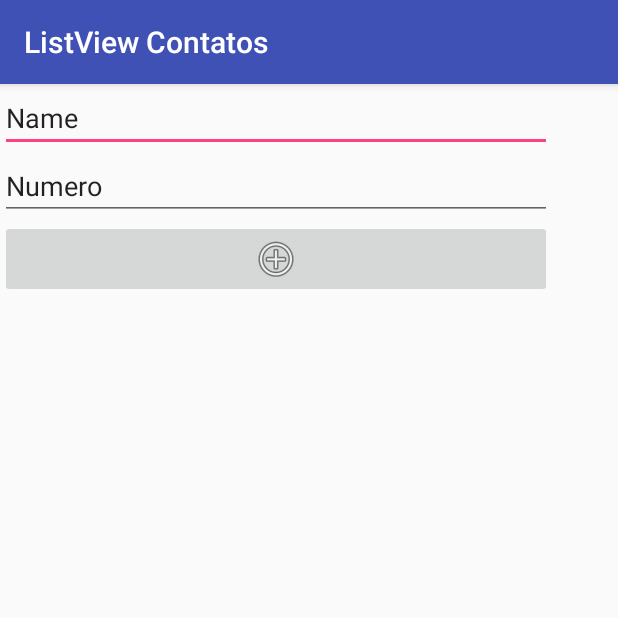
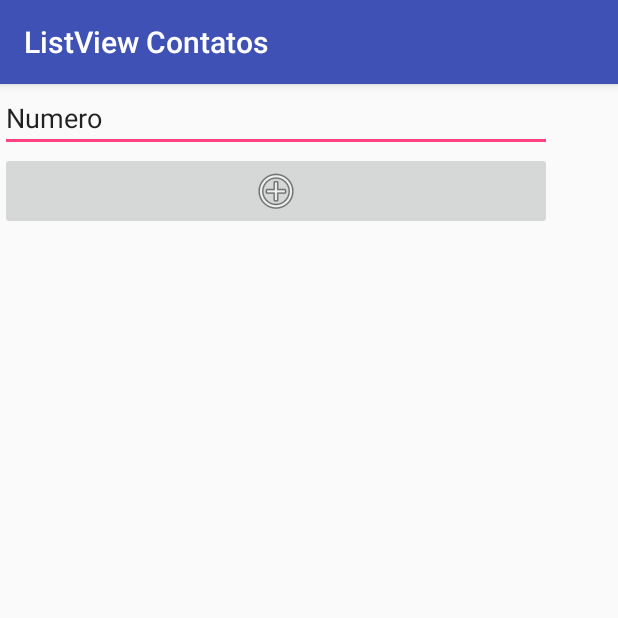
Before and after one commit to Macabrabits/ADO-07, an Android app: the screen it shows after launch (signUp), after a tap on an icon or button, on a phone screen of 412 x 824 dp, the top half of it. Run offline under Robolectric (Android 15) with nearby library versions, the phone set to English and light mode, and no system bars.

Commit message:
v2
in progress

```diff
--- /dev/null
+++ b/app/src/main/java/com/example/victorhugo/listviewcontatos/DataBase/DataBase.java
@@ -0,0 +1,26 @@
+package com.example.victorhugo.listviewcontatos.DataBase;
+
+/**
+ * Created by Victor Hugo on 10/10/2017.
+ */
+
+import android.content.Context;
+import android.database.sqlite.*;
+
+public class DataBase extends SQLiteOpenHelper {
+
+    public DataBase(Context context){
+        super(context, "AGENDA", null, 1);
+    }
+    @Override
+    public void onCreate(SQLiteDatabase db) {
+
+        db.execSQL(ScriptSQL.getCreateContato());
+
+    }
+
+    @Override
+    public void onUpgrade(SQLiteDatabase db, int i, int i1) {
+
+    }
+}
--- /dev/null
+++ b/app/src/main/java/com/example/victorhugo/listviewcontatos/DataBase/ScriptSQL.java
@@ -0,0 +1,25 @@
+package com.example.victorhugo.listviewcontatos.DataBase;
+
+/**
+ * Created by Victor Hugo on 10/10/2017.
+ */
+
+
+
+
+public class ScriptSQL {
+
+    public static String getCreateContato(){
+        StringBuilder sqlBuilder = new StringBuilder();
+        sqlBuilder.append("CREATE TABLE IF NOT EXISTS CONTATO ( ");
+        sqlBuilder.append("_id                INTEGER       NOT NULL ");
+        sqlBuilder.append("PRIMARY KEY AUTOINCREMENT, ");
+        sqlBuilder.append("TELEFONE           VARCHAR (14) ");
+        sqlBuilder.append("); ");
+
+        return sqlBuilder.toString();
+
+
+    }
+
+}
--- /dev/null
+++ b/app/src/main/java/com/example/victorhugo/listviewcontatos/Domain/RepositorioContato.java
@@ -0,0 +1,49 @@
+package com.example.victorhugo.listviewcontatos.Domain;
+
+import android.content.ContentValues;
+import android.content.Context;
+import android.database.Cursor;
+import android.database.sqlite.SQLiteDatabase;
+import android.widget.ArrayAdapter;
+
+/**
+ * Created by Victor Hugo on 17/10/2017.
+ */
+
+public class RepositorioContato {
+
+    private SQLiteDatabase conn;
+
+    public RepositorioContato(SQLiteDatabase conn){
+        this.conn = conn;
+    }
+
+
+
+    public void testeInserirContatos(String numeroContato){
+
+
+        ContentValues values = new ContentValues();
+        values.put("TELEFONE", numeroContato);
+        conn.insertOrThrow("CONTATO", null, values);
+
+    }
+
+
+
+    public ArrayAdapter<String> buscaContatos(Context context){
+        ArrayAdapter<String> adpContatos = new ArrayAdapter<String>(context, android.R.layout.simple_list_item_1);
+        Cursor cursor = conn.query("CONTATO", null, null, null, null, null, null);
+        if(cursor.getCount()>0)
+        {
+
+            cursor.moveToFirst();
+
+            while(cursor.moveToNext()) {
+                String telefone = cursor.getString(1);
+                adpContatos.add(telefone);
+            }
+        }
+        return adpContatos;
+    }
+}
--- a/app/src/main/java/com/example/victorhugo/listviewcontatos/MainActivity.java
+++ b/app/src/main/java/com/example/victorhugo/listviewcontatos/MainActivity.java
@@ -1,5 +1,7 @@
 package com.example.victorhugo.listviewcontatos;
 
+import android.content.ContentValues;
+import android.content.Context;
 import android.content.Intent;
 import android.support.v7.app.AlertDialog;
 import android.support.v7.app.AppCompatActivity;
@@ -9,12 +11,17 @@ import android.view.*;
 import android.database.sqlite.*;
 import android.database.*;
 
+import com.example.victorhugo.listviewcontatos.DataBase.DataBase;
+import com.example.victorhugo.listviewcontatos.Domain.RepositorioContato;
+
 public class MainActivity extends AppCompatActivity implements View.OnClickListener {
     ImageButton btnAdd;
     ListView lstContatos;
     EditText txtName;
     DataBase dataBase;
     SQLiteDatabase conn;
+    RepositorioContato repositorioContato;
+    ArrayAdapter<String> adpContatos;
 
     @Override
     protected void onCreate(Bundle savedInstanceState) {
@@ -29,7 +36,15 @@ public class MainActivity extends AppCompatActivity implements View.OnClickListe
         try {
 
             dataBase = new DataBase(this);
-            conn = dataBase.getReadableDatabase();
+            conn = dataBase.getWritableDatabase();
+
+            repositorioContato = new RepositorioContato(conn);
+
+            //repositorioContato.testeInserirContatos("44444444");
+
+            adpContatos = repositorioContato.buscaContatos(this);
+
+            lstContatos.setAdapter(adpContatos);
 
             AlertDialog.Builder dlg = new AlertDialog.Builder(this);
             dlg.setMessage("Conexão criada com sucesso");
@@ -44,6 +59,8 @@ public class MainActivity extends AppCompatActivity implements View.OnClickListe
             dlg.show();
         }
 
+
+
     }
 
     @Override
@@ -51,4 +68,6 @@ public class MainActivity extends AppCompatActivity implements View.OnClickListe
         Intent intent = new Intent(this,signUp.class);
         startActivity(intent);
     }
+
+
 }
--- a/app/src/main/java/com/example/victorhugo/listviewcontatos/signUp.java
+++ b/app/src/main/java/com/example/victorhugo/listviewcontatos/signUp.java
@@ -1,13 +1,28 @@
 package com.example.victorhugo.listviewcontatos;
 
+import android.content.ContentValues;
+import android.content.Context;
+import android.content.Intent;
+import android.support.v7.app.AlertDialog;
 import android.support.v7.app.AppCompatActivity;
 import android.os.Bundle;
+import android.util.Log;
+import android.widget.*;
 import android.view.*;
-import android.widget.*;
+import android.database.sqlite.*;
+import android.database.*;
 
-public class signUp extends AppCompatActivity {
-    EditText txtNome2, numero2;
+import com.example.victorhugo.listviewcontatos.DataBase.DataBase;
+import com.example.victorhugo.listviewcontatos.Domain.RepositorioContato;
+
+
+public class signUp extends AppCompatActivity implements View.OnClickListener {
+    EditText numero2;
     ImageButton btnCreate2;
+    DataBase dataBase;
+    SQLiteDatabase conn;
+    RepositorioContato repositorioContato;
+    ArrayAdapter<String> adpContatos;
 
     private ArrayAdapter<String> adpName2;
     private ArrayAdapter<String> adpNumero2;
@@ -17,8 +32,46 @@ public class signUp extends AppCompatActivity {
         super.onCreate(savedInstanceState);
         setContentView(R.layout.activity_sign_up);
 
-        txtNome2 = (EditText)findViewById(R.id.txtName2);
         numero2 = (EditText)findViewById(R.id.txtNumero2);
         btnCreate2 = (ImageButton)findViewById(R.id.btnCreate2);
+
+        btnCreate2.setOnClickListener(this);
+
+        try {
+
+            dataBase = new DataBase(this);
+            conn = dataBase.getWritableDatabase();
+
+            repositorioContato = new RepositorioContato(conn);
+
+
+
+
+
+
+            AlertDialog.Builder dlg = new AlertDialog.Builder(this);
+            dlg.setMessage("Conexão criada com sucesso");
+            dlg.setNeutralButton("Ok", null);
+            //dlg.show();
+
+        }catch(SQLException ex)
+        {
+            AlertDialog.Builder dlg = new AlertDialog.Builder(this);
+            dlg.setMessage("Erro ao criar o banco: " + ex.getMessage());
+            dlg.setNeutralButton("Ok", null);
+            dlg.show();
+        }
+
     }
+
+    @Override
+    public void onClick(View v){
+        Log.i(numero2.toString(),numero2.toString());
+        repositorioContato.testeInserirContatos(numero2.getText().toString());
+
+    }
+
+
+
+
 }
--- a/app/src/main/res/layout/activity_sign_up.xml
+++ b/app/src/main/res/layout/activity_sign_up.xml
@@ -13,17 +13,6 @@
         android:weightSum="1"
         tools:layout_editor_absoluteX="8dp"
         tools:layout_editor_absoluteY="0dp">
-
-        <EditText
-            android:id="@+id/txtName2"
-            android:layout_width="368dp"
-            android:layout_height="wrap_content"
-            android:layout_weight="1"
-            android:ems="10"
-            android:inputType="textPersonName"
-            android:text="Name"
-            app:layout_constraintLeft_toLeftOf="parent"
-            app:layout_constraintTop_toTopOf="parent" />
 
         <EditText
             android:id="@+id/txtNumero2"
```
